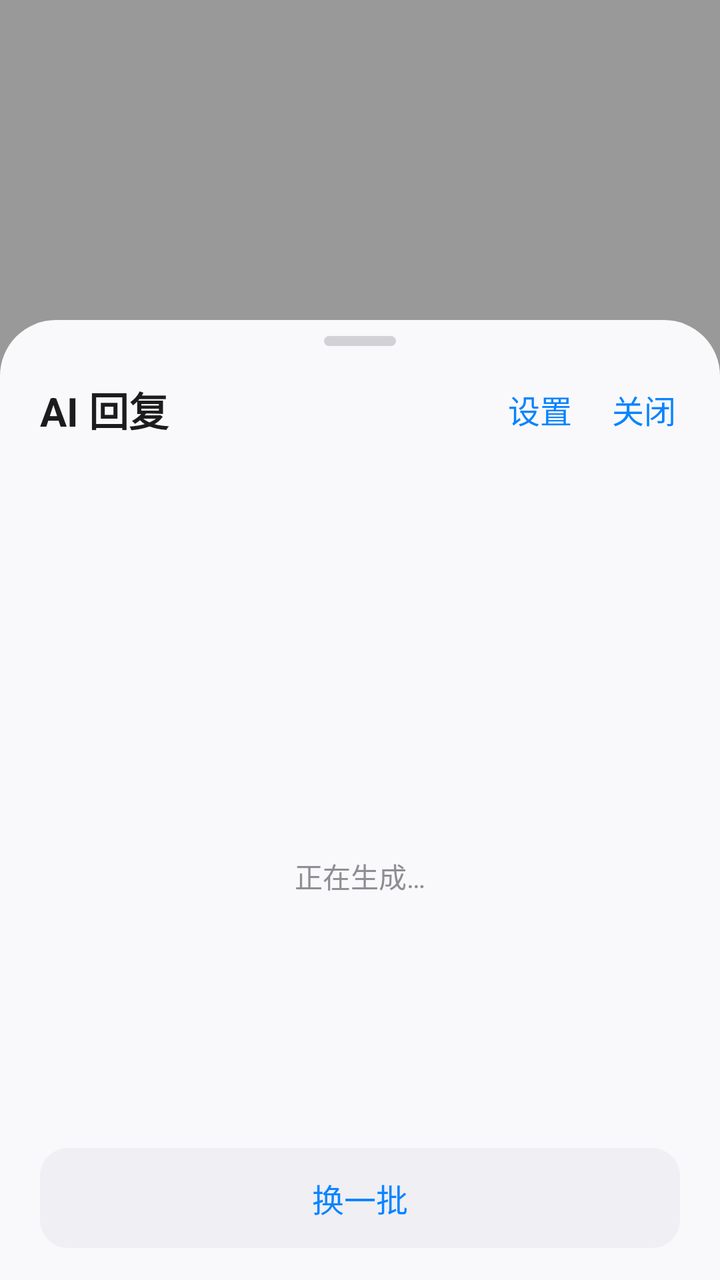
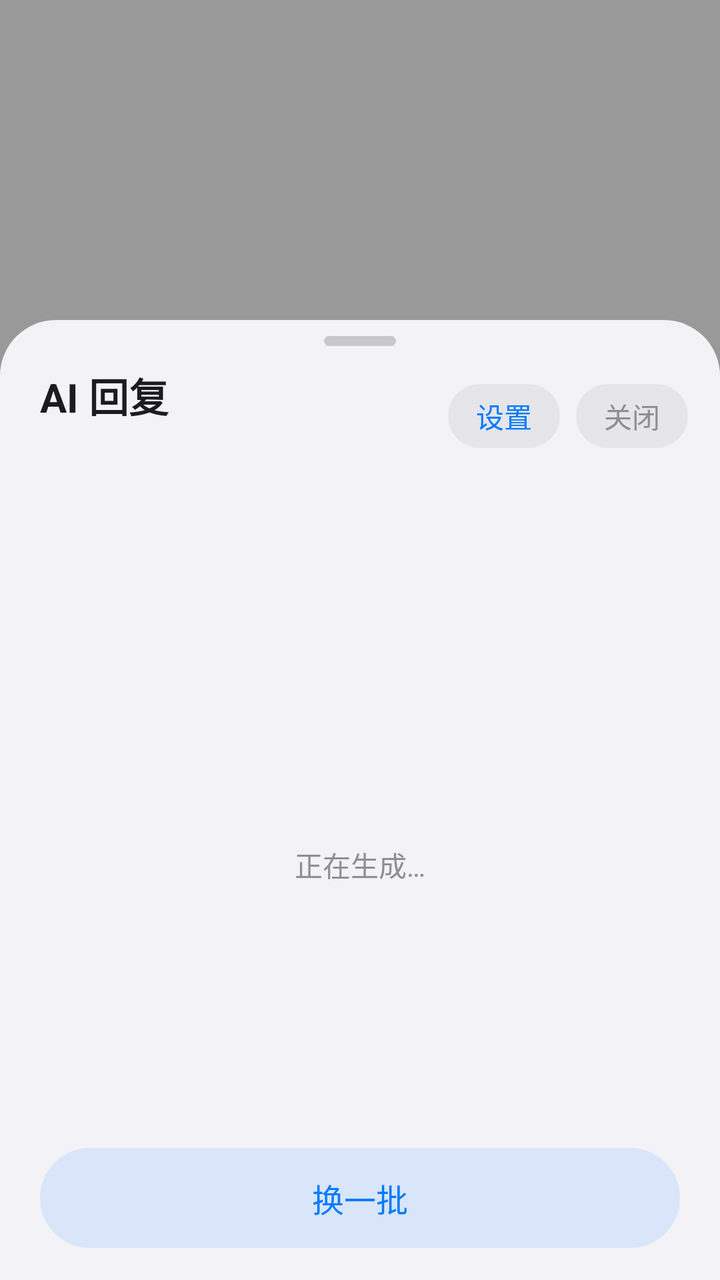

The first picture is an Android layout as it rendered before a commit; the second is the same layout after the commit. The layout source and the unified diff follow.
<!-- AndroidManifest.xml: activity theme Theme.ReplyPanel -->
<!-- res/layout/activity_reply.xml -->
<?xml version="1.0" encoding="utf-8"?>
<FrameLayout xmlns:android="http://schemas.android.com/apk/res/android"
    android:layout_width="match_parent"
    android:layout_height="match_parent">

    <View
        android:id="@+id/scrim"
        android:layout_width="match_parent"
        android:layout_height="match_parent"
        android:background="@color/scrim" />

    <LinearLayout
        android:id="@+id/panel"
        android:layout_width="match_parent"
        android:layout_height="480dp"
        android:layout_gravity="bottom"
        android:background="@drawable/bg_sheet"
        android:orientation="vertical"
        android:paddingBottom="16dp">

        <View
            android:layout_width="36dp"
            android:layout_height="5dp"
            android:layout_gravity="center_horizontal"
            android:layout_marginTop="8dp"
            android:background="@drawable/bg_handle" />

        <LinearLayout
            android:layout_width="match_parent"
            android:layout_height="wrap_content"
            android:layout_marginTop="10dp"
            android:gravity="center_vertical"
            android:orientation="horizontal"
            android:paddingStart="20dp"
            android:paddingEnd="12dp">

            <TextView
                android:layout_width="0dp"
                android:layout_height="wrap_content"
                android:layout_weight="1"
                android:text="AI 回复"
                android:textColor="@color/ios_label"
                android:textSize="20sp"
                android:textStyle="bold" />

            <TextView
                android:id="@+id/btnSettings"
                android:layout_width="wrap_content"
                android:layout_height="wrap_content"
                android:padding="10dp"
                android:text="设置"
                android:textColor="@color/ios_blue"
                android:textSize="16sp" />

            <TextView
                android:id="@+id/btnClose"
                android:layout_width="wrap_content"
                android:layout_height="wrap_content"
                android:padding="10dp"
                android:text="关闭"
                android:textColor="@color/ios_blue"
                android:textSize="16sp" />
        </LinearLayout>

        <TextView
            android:id="@+id/tvSource"
            android:layout_width="match_parent"
            android:layout_height="wrap_content"
            android:layout_marginTop="2dp"
            android:ellipsize="end"
            android:maxLines="2"
            android:paddingStart="20dp"
            android:paddingEnd="20dp"
            android:textColor="@color/ios_secondary"
            android:textSize="13sp" />

        <FrameLayout
            android:layout_width="match_parent"
            android:layout_height="0dp"
            android:layout_marginTop="12dp"
            android:layout_weight="1">

            <androidx.recyclerview.widget.RecyclerView
                android:id="@+id/list"
                android:layout_width="match_parent"
                android:layout_height="match_parent"
                android:clipToPadding="false"
                android:paddingStart="16dp"
                android:paddingEnd="16dp"
                android:paddingBottom="4dp"
                android:visibility="gone" />

            <LinearLayout
                android:id="@+id/loading"
                android:layout_width="match_parent"
                android:layout_height="match_parent"
                android:gravity="center"
                android:orientation="vertical">

                <ProgressBar
                    android:layout_width="40dp"
                    android:layout_height="40dp" />

                <TextView
                    android:layout_width="wrap_content"
                    android:layout_height="wrap_content"
                    android:layout_marginTop="12dp"
                    android:text="正在生成…"
                    android:textColor="@color/ios_secondary"
                    android:textSize="14sp" />
            </LinearLayout>

            <ScrollView
                android:id="@+id/errorScroll"
                android:layout_width="match_parent"
                android:layout_height="match_parent"
                android:visibility="gone">

                <TextView
                    android:id="@+id/tvError"
                    android:layout_width="match_parent"
                    android:layout_height="wrap_content"
                    android:gravity="center"
                    android:lineSpacingExtra="5dp"
                    android:paddingStart="20dp"
                    android:paddingTop="16dp"
                    android:paddingEnd="20dp"
                    android:textColor="@color/ios_secondary"
                    android:textSize="15sp" />
            </ScrollView>

        </FrameLayout>

        <TextView
            android:id="@+id/btnRetry"
            android:layout_width="match_parent"
            android:layout_height="50dp"
            android:layout_marginStart="20dp"
            android:layout_marginTop="8dp"
            android:layout_marginEnd="20dp"
            android:background="@drawable/bg_button_secondary"
            android:gravity="center"
            android:text="换一批"
            android:textColor="@color/ios_blue"
            android:textSize="16sp" />

    </LinearLayout>
</FrameLayout>
<!-- resources referenced by this layout -->
<resources>
  <color name="ios_blue">#0A84FF</color>
  <color name="ios_label">#1C1C1E</color>
  <color name="ios_secondary">#8E8E93</color>
  <color name="scrim">#66000000</color>
  <!-- drawable bg_button_secondary (drawable) -->
  <?xml version="1.0" encoding="utf-8"?>
  <shape xmlns:android="http://schemas.android.com/apk/res/android"
      android:shape="rectangle">
      <solid android:color="@color/ios_fill" />
      <corners android:radius="14dp" />
  </shape>
  <!-- drawable bg_handle (drawable) -->
  <?xml version="1.0" encoding="utf-8"?>
  <shape xmlns:android="http://schemas.android.com/apk/res/android"
      android:shape="rectangle">
      <solid android:color="#D1D1D6" />
      <corners android:radius="100dp" />
  </shape>
  <!-- drawable bg_sheet (drawable) -->
  <?xml version="1.0" encoding="utf-8"?>
  <shape xmlns:android="http://schemas.android.com/apk/res/android"
      android:shape="rectangle">
      <solid android:color="@color/ios_grouped_bg" />
      <corners
          android:topLeftRadius="28dp"
          android:topRightRadius="28dp" />
  </shape>
  <style name="Theme.ReplyPanel" parent="Theme.Material3.Light.NoActionBar">
          <item name="android:windowIsTranslucent">true</item>
          <item name="android:windowBackground">@android:color/transparent</item>
          <item name="android:backgroundDimEnabled">false</item>
          <item name="android:windowNoTitle">true</item>
          <item name="android:windowIsFloating">false</item>
          <item name="android:statusBarColor">@android:color/transparent</item>
          <item name="android:navigationBarColor">@android:color/transparent</item>
          <item name="android:windowAnimationStyle">@null</item>
      </style>
  <color name="ios_fill">#EFEFF4</color>
  <color name="ios_grouped_bg">#F9F9FB</color>
</resources>

<!-- the commit's change to res/layout/activity_reply.xml (unified diff, before → after) -->
@@ -32,52 +32,63 @@
             android:gravity="center_vertical"
             android:orientation="horizontal"
             android:paddingStart="20dp"
-            android:paddingEnd="12dp">
-
-            <TextView
+            android:paddingEnd="16dp">
+
+            <LinearLayout
                 android:layout_width="0dp"
                 android:layout_height="wrap_content"
                 android:layout_weight="1"
-                android:text="AI 回复"
-                android:textColor="@color/ios_label"
-                android:textSize="20sp"
-                android:textStyle="bold" />
+                android:orientation="vertical">
+
+                <TextView
+                    android:layout_width="wrap_content"
+                    android:layout_height="wrap_content"
+                    android:text="AI 回复"
+                    android:textColor="@color/ios_label"
+                    android:textSize="20sp"
+                    android:textStyle="bold" />
+
+                <TextView
+                    android:id="@+id/tvSubtitle"
+                    android:layout_width="match_parent"
+                    android:layout_height="wrap_content"
+                    android:layout_marginTop="3dp"
+                    android:ellipsize="end"
+                    android:maxLines="1"
+                    android:textColor="@color/ios_secondary"
+                    android:textSize="13sp" />
+            </LinearLayout>
 
             <TextView
                 android:id="@+id/btnSettings"
                 android:layout_width="wrap_content"
-                android:layout_height="wrap_content"
-                android:padding="10dp"
+                android:layout_height="32dp"
+                android:background="@drawable/bg_capsule_chip"
+                android:gravity="center"
+                android:paddingStart="14dp"
+                android:paddingEnd="14dp"
                 android:text="设置"
                 android:textColor="@color/ios_blue"
-                android:textSize="16sp" />
+                android:textSize="14sp" />
 
             <TextView
                 android:id="@+id/btnClose"
                 android:layout_width="wrap_content"
-                android:layout_height="wrap_content"
-                android:padding="10dp"
+                android:layout_height="32dp"
+                android:layout_marginStart="8dp"
+                android:background="@drawable/bg_capsule_chip"
+                android:gravity="center"
+                android:paddingStart="14dp"
+                android:paddingEnd="14dp"
                 android:text="关闭"
-                android:textColor="@color/ios_blue"
-                android:textSize="16sp" />
+                android:textColor="@color/ios_secondary"
+                android:textSize="14sp" />
         </LinearLayout>
-
-        <TextView
-            android:id="@+id/tvSource"
-            android:layout_width="match_parent"
-            android:layout_height="wrap_content"
-            android:layout_marginTop="2dp"
-            android:ellipsize="end"
-            android:maxLines="2"
-            android:paddingStart="20dp"
-            android:paddingEnd="20dp"
-            android:textColor="@color/ios_secondary"
-            android:textSize="13sp" />
 
         <FrameLayout
             android:layout_width="match_parent"
             android:layout_height="0dp"
-            android:layout_marginTop="12dp"
+            android:layout_marginTop="14dp"
             android:layout_weight="1">
 
             <androidx.recyclerview.widget.RecyclerView
@@ -129,6 +140,52 @@
                     android:textSize="15sp" />
             </ScrollView>
 
+            
+            <LinearLayout
+                android:id="@+id/emptyState"
+                android:layout_width="match_parent"
+                android:layout_height="wrap_content"
+                android:layout_gravity="center"
+                android:layout_marginStart="20dp"
+                android:layout_marginEnd="20dp"
+                android:background="@drawable/bg_card_status"
+                android:gravity="center"
+                android:orientation="vertical"
+                android:padding="24dp"
+                android:visibility="gone">
+
+                <TextView
+                    android:layout_width="wrap_content"
+                    android:layout_height="wrap_content"
+                    android:text="还没设置 API Key"
+                    android:textColor="@color/ios_label"
+                    android:textSize="17sp"
+                    android:textStyle="bold" />
+
+                <TextView
+                    android:layout_width="match_parent"
+                    android:layout_height="wrap_content"
+                    android:layout_marginTop="8dp"
+                    android:gravity="center"
+                    android:lineSpacingExtra="4dp"
+                    android:text="填好接口地址和 Key 之后，这里就会生成 3 条回复"
+                    android:textColor="@color/ios_secondary"
+                    android:textSize="13sp" />
+
+                <TextView
+                    android:id="@+id/btnGotoSettings"
+                    android:layout_width="wrap_content"
+                    android:layout_height="48dp"
+                    android:layout_marginTop="18dp"
+                    android:background="@drawable/bg_capsule_primary"
+                    android:gravity="center"
+                    android:paddingStart="26dp"
+                    android:paddingEnd="26dp"
+                    android:text="去填写 API Key"
+                    android:textColor="#FFFFFF"
+                    android:textSize="15sp"
+                    android:textStyle="bold" />
+            </LinearLayout>
         </FrameLayout>
 
         <TextView
@@ -138,7 +195,7 @@
             android:layout_marginStart="20dp"
             android:layout_marginTop="8dp"
             android:layout_marginEnd="20dp"
-            android:background="@drawable/bg_button_secondary"
+            android:background="@drawable/bg_capsule_soft_blue"
             android:gravity="center"
             android:text="换一批"
             android:textColor="@color/ios_blue"
<!-- resource entries referenced after the edit -->
@@ -1,28 +1,61 @@
 <!-- resources referenced by this layout -->
 <resources>
-  <color name="ios_blue">#0A84FF</color>
+  <color name="ios_blue">#007AFF</color>
   <color name="ios_label">#1C1C1E</color>
   <color name="ios_secondary">#8E8E93</color>
   <color name="scrim">#66000000</color>
-  <!-- drawable bg_button_secondary (drawable) -->
+  <!-- drawable bg_capsule_chip (drawable) -->
+  <?xml version="1.0" encoding="utf-8"?>
+  <ripple xmlns:android="http://schemas.android.com/apk/res/android"
+      android:color="#1A007AFF">
+      <item>
+          <shape android:shape="rectangle">
+              <solid android:color="#E5E5EA" />
+              <corners android:radius="999dp" />
+          </shape>
+      </item>
+  </ripple>
+  <!-- drawable bg_capsule_primary (drawable) -->
+  <?xml version="1.0" encoding="utf-8"?>
+  <ripple xmlns:android="http://schemas.android.com/apk/res/android"
+      android:color="#33FFFFFF">
+      <item>
+          <shape android:shape="rectangle">
+              <solid android:color="#007AFF" />
+              <corners android:radius="999dp" />
+          </shape>
+      </item>
+  </ripple>
+  <!-- drawable bg_capsule_soft_blue (drawable) -->
+  <?xml version="1.0" encoding="utf-8"?>
+  <ripple xmlns:android="http://schemas.android.com/apk/res/android"
+      android:color="#1A007AFF">
+      <item>
+          <shape android:shape="rectangle">
+              <solid android:color="#1A007AFF" />
+              <corners android:radius="999dp" />
+          </shape>
+      </item>
+  </ripple>
+  <!-- drawable bg_card_status (drawable) -->
   <?xml version="1.0" encoding="utf-8"?>
   <shape xmlns:android="http://schemas.android.com/apk/res/android"
       android:shape="rectangle">
-      <solid android:color="@color/ios_fill" />
-      <corners android:radius="14dp" />
+      <solid android:color="#FFFFFF" />
+      <corners android:radius="20dp" />
   </shape>
   <!-- drawable bg_handle (drawable) -->
   <?xml version="1.0" encoding="utf-8"?>
   <shape xmlns:android="http://schemas.android.com/apk/res/android"
       android:shape="rectangle">
-      <solid android:color="#D1D1D6" />
-      <corners android:radius="100dp" />
+      <solid android:color="#C7C7CC" />
+      <corners android:radius="999dp" />
   </shape>
   <!-- drawable bg_sheet (drawable) -->
   <?xml version="1.0" encoding="utf-8"?>
   <shape xmlns:android="http://schemas.android.com/apk/res/android"
       android:shape="rectangle">
-      <solid android:color="@color/ios_grouped_bg" />
+      <solid android:color="#F2F2F7" />
       <corners
           android:topLeftRadius="28dp"
           android:topRightRadius="28dp" />
@@ -37,7 +70,5 @@
           <item name="android:navigationBarColor">@android:color/transparent</item>
           <item name="android:windowAnimationStyle">@null</item>
       </style>
-  <color name="ios_fill">#EFEFF4</color>
-  <color name="ios_grouped_bg">#F9F9FB</color>
 </resources>
 
